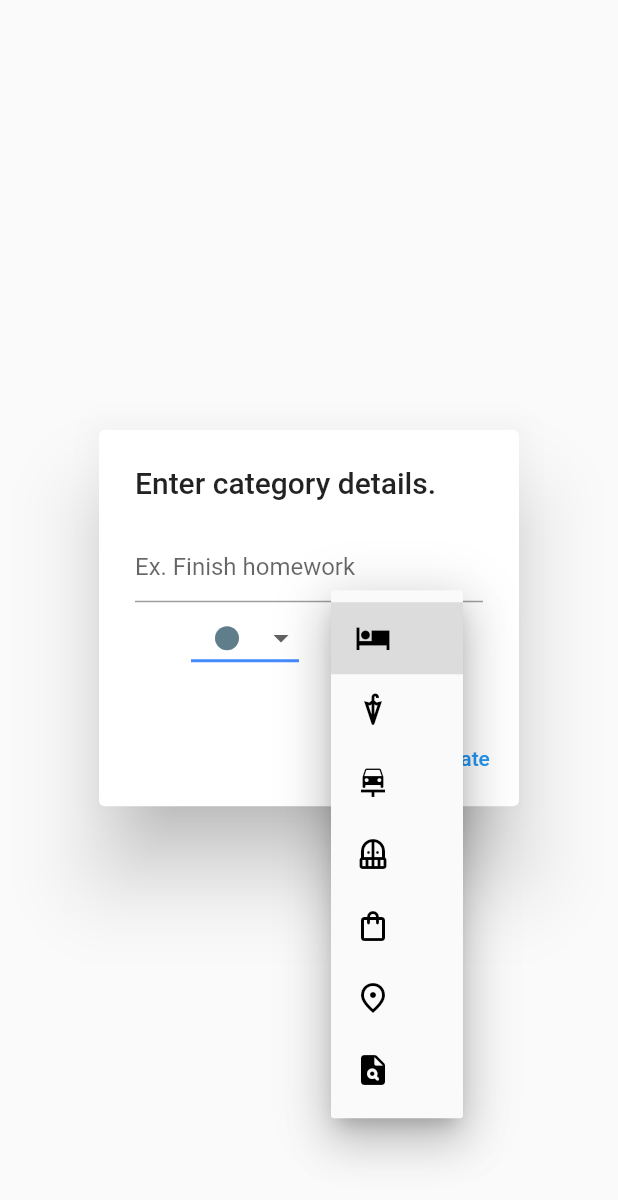
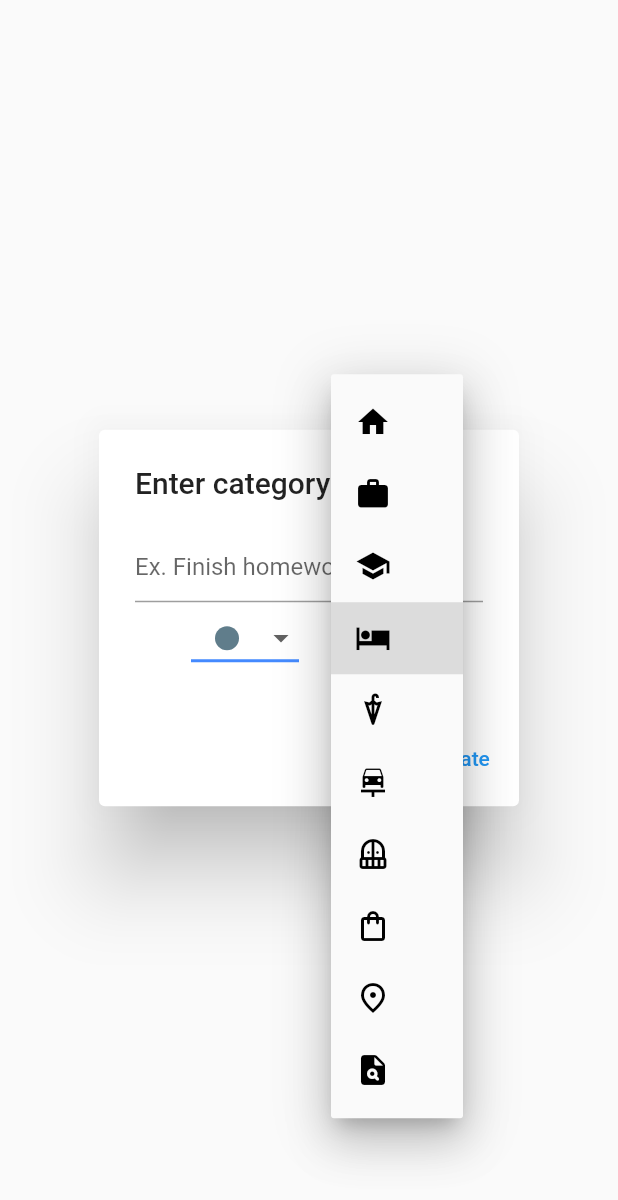
Before and after one commit to superspartak/flutter-todo-app, a Flutter app: the CategoryDialog widget shown alone on an empty page, opened directly with empty values, after a tap on the "hotel" icon, on a phone screen of 412 x 824 dp. Shown: the top 1200 px of the screen. Run offline on Flutter 3.47's test engine with Material 2 defaults, Android fonts, the phone set to English and light mode, and no system bars.

Commit message:
moved lists into separate files

```diff
--- a/lib/category/category_dialog.dart
+++ b/lib/category/category_dialog.dart
@@ -1,5 +1,6 @@
 import 'package:flutter/material.dart';
 import 'package:flutter_todo_app/category/category.dart';
+import 'package:flutter_todo_app/commons/utils.dart';
 
 class CategoryDialog extends StatefulWidget {
   const CategoryDialog(this.createHandler, {Key? key}) : super(key: key);
@@ -45,15 +46,7 @@ class _CategoryDialogState extends State<CategoryDialog> {
                     colorValue = newValue!;
                   });
                 },
-                items: <Color>[
-                  Colors.blueGrey,
-                  Colors.red,
-                  Colors.orange,
-                  Colors.green,
-                  Colors.blue,
-                  Colors.black,
-                  Colors.purple
-                ].map<DropdownMenuItem<Color>>((Color value) {
+                items: colors.map<DropdownMenuItem<Color>>((Color value) {
                   return DropdownMenuItem<Color>(
                     value: value,
                     child: Container(
@@ -78,15 +71,7 @@ class _CategoryDialogState extends State<CategoryDialog> {
                     iconValue = newValue!;
                   });
                 },
-                items: <IconData>[
-                  Icons.hotel_sharp,
-                  Icons.umbrella,
-                  Icons.car_repair,
-                  Icons.balcony_rounded,
-                  Icons.shopping_bag_outlined,
-                  Icons.place_outlined,
-                  Icons.plagiarism_rounded
-                ].map<DropdownMenuItem<IconData>>((IconData value) {
+                items: icons.map<DropdownMenuItem<IconData>>((IconData value) {
                   return DropdownMenuItem<IconData>(
                       value: value,
                       child: Icon(
--- /dev/null
+++ b/lib/commons/utils.dart
@@ -0,0 +1,25 @@
+import 'package:flutter/material.dart';
+
+final List<Color> colors = [
+  Colors.amber,
+  Colors.blueGrey,
+  Colors.red,
+  Colors.orange,
+  Colors.green,
+  Colors.blue,
+  Colors.black,
+  Colors.purple
+];
+
+final List<IconData> icons = <IconData>[
+  Icons.home,
+  Icons.work,
+  Icons.school,
+  Icons.hotel_sharp,
+  Icons.umbrella,
+  Icons.car_repair,
+  Icons.balcony_rounded,
+  Icons.shopping_bag_outlined,
+  Icons.place_outlined,
+  Icons.plagiarism_rounded
+];
```
